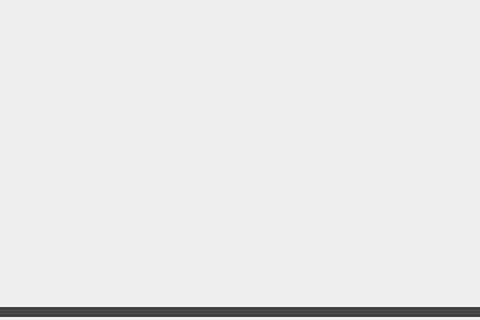
First picture: the form in src/ui/summary_screens/impact.ui, repository jackm245/Riemann-Hypothesis, before the edit; both pictures show x 440 to 920 and y 403 to 723 of the 1340 by 723 pixel window.
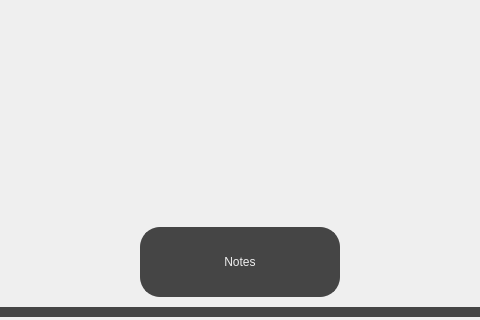
Second picture: the form after the edit.

Commit message: Add notes to summary section

Patch:
```diff
--- a/src/ui/summary_screens/impact.ui
+++ b/src/ui/summary_screens/impact.ui
@@ -335,6 +335,30 @@
       <bool>true</bool>
      </property>
     </widget>
+    <widget class="QPushButton" name="NotesButton">
+     <property name="geometry">
+      <rect>
+       <x>570</x>
+       <y>460</y>
+       <width>200</width>
+       <height>70</height>
+      </rect>
+     </property>
+     <property name="cursor">
+      <cursorShape>PointingHandCursor</cursorShape>
+     </property>
+     <property name="styleSheet">
+      <string notr="true">border: 2px solid;
+border-radius: 20px;
+border-color:rgb(69, 69, 69);
+background-color: rgb(69, 69, 69);
+font: 18pt &quot;Sans Serif&quot;; color:rgb(239, 239, 239);
+</string>
+     </property>
+     <property name="text">
+      <string>Notes</string>
+     </property>
+    </widget>
    </widget>
   </widget>
  </widget>
```
The commit also changes 11 other files.
